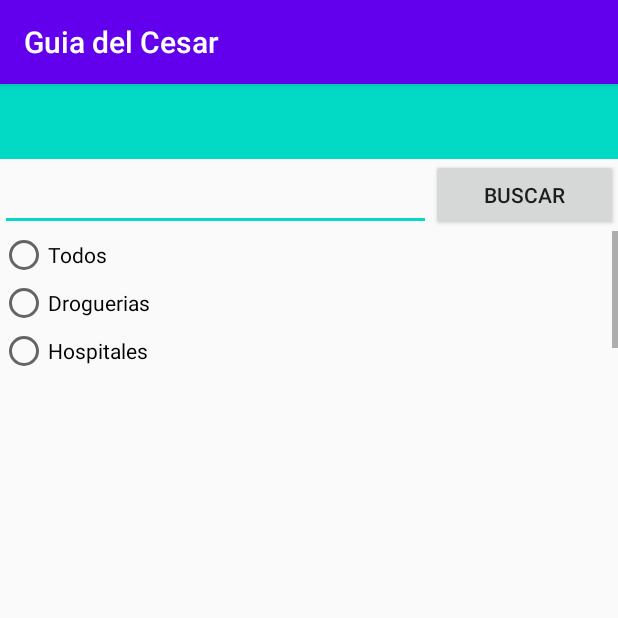
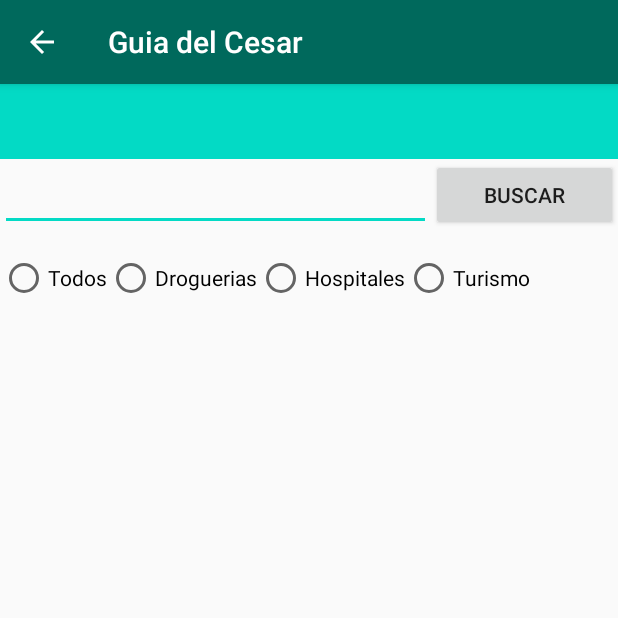
Before and after one commit to luismanueldiaz29/GuiaCesar, an Android app: the ServiciosPorMunicipio screen opened directly, with no data from a screen before it, on a phone screen of 412 x 824 dp, the top half of it. Run offline under Robolectric (Android 15) with nearby library versions, the phone set to English and light mode, and no system bars; our stand-ins replace Volley; network calls fail; Roboto replaces fonts that are not available here.

Commit message:
filtrado automatico y cambio en los colores

```diff
--- a/app/src/main/java/com/example/guiavalledupar/GUI/Municipio_Servicio.java
+++ b/app/src/main/java/com/example/guiavalledupar/GUI/Municipio_Servicio.java
@@ -4,6 +4,7 @@ import android.content.Intent;
 import android.os.Bundle;
 import android.view.View;
 
+import androidx.appcompat.app.ActionBar;
 import androidx.appcompat.app.AppCompatActivity;
 import androidx.recyclerview.widget.LinearLayoutManager;
 import androidx.recyclerview.widget.RecyclerView;
@@ -33,6 +34,10 @@ public class Municipio_Servicio extends AppCompatActivity {
     protected void onCreate(Bundle savedInstanceState) {
         super.onCreate(savedInstanceState);
         setContentView(R.layout.activity_municipio_servicio);
+
+        ActionBar actionBar = getSupportActionBar();
+        actionBar.setDisplayHomeAsUpEnabled(true);
+
         lista=findViewById(R.id.reciclerMApi);
         lista.setLayoutManager(new LinearLayoutManager(this));
         municipios= new ArrayList<MunicipioApi>();
--- a/app/src/main/java/com/example/guiavalledupar/GUI/ServiciosPorMunicipio.java
+++ b/app/src/main/java/com/example/guiavalledupar/GUI/ServiciosPorMunicipio.java
@@ -1,5 +1,6 @@
 package com.example.guiavalledupar.GUI;
 
+import androidx.appcompat.app.ActionBar;
 import androidx.appcompat.app.AppCompatActivity;
 import androidx.recyclerview.widget.LinearLayoutManager;
 import androidx.recyclerview.widget.RecyclerView;
@@ -9,6 +10,7 @@ import android.view.View;
 import android.widget.Button;
 import android.widget.EditText;
 import android.widget.RadioButton;
+import android.widget.RadioGroup;
 import android.widget.TextView;
 
 import com.android.volley.Request;
@@ -46,7 +48,7 @@ public class ServiciosPorMunicipio extends AppCompatActivity {
     private RadioButton radioTurismo;
     private RadioButton radioHospital;
     private RadioButton radioDrogueria;
-
+    private RadioGroup radioGroup;
     private String municipio;
     private String URL;
     private String URL2;
@@ -57,6 +59,10 @@ public class ServiciosPorMunicipio extends AppCompatActivity {
     protected void onCreate(Bundle savedInstanceState) {
         super.onCreate(savedInstanceState);
         setContentView(R.layout.activity_servicios);
+
+        ActionBar actionBar = getSupportActionBar();
+        actionBar.setDisplayHomeAsUpEnabled(true);
+
         setControls();
         layoutManager=new LinearLayoutManager(this);
         reciclerServices.setLayoutManager(layoutManager);
@@ -92,14 +98,50 @@ public class ServiciosPorMunicipio extends AppCompatActivity {
         }
 
         txtMuni.setText(municipio);
-        btnFiltrar.setOnClickListener(new View.OnClickListener() {
+        /*radioGroup = (RadioGroup) findViewById(R.id.radioGroup);
+        radioGroup.setOnClickListener(new View.OnClickListener() {
+            @Override
+            public void onClick(View v) {
+                filtrar();
+            }
+        });*/
+        clicked();
+        /*btnFiltrar.setOnClickListener(new View.OnClickListener() {
+            @Override
+            public void onClick(View v) {
+                filtrar();
+            }
+        });*/
+        queue = Volley.newRequestQueue(this);
+        llenarLista();
+    }
+
+    private void clicked(){
+        radioDrogueria.setOnClickListener(new View.OnClickListener() {
             @Override
             public void onClick(View v) {
                 filtrar();
             }
         });
-        queue = Volley.newRequestQueue(this);
-        llenarLista();
+        radioHospital.setOnClickListener(new View.OnClickListener() {
+            @Override
+            public void onClick(View v) {
+                filtrar();
+            }
+        });
+
+        radioTodos.setOnClickListener(new View.OnClickListener() {
+            @Override
+            public void onClick(View v) {
+                filtrar();
+            }
+        });
+        radioTurismo.setOnClickListener(new View.OnClickListener() {
+            @Override
+            public void onClick(View v) {
+                filtrar();
+            }
+        });
     }
 
     private void filtrar(){
--- a/app/src/main/res/layout/activity_servicios.xml
+++ b/app/src/main/res/layout/activity_servicios.xml
@@ -21,7 +21,8 @@
 
     <LinearLayout
         android:layout_width="match_parent"
-        android:layout_height="wrap_content">
+        android:layout_height="wrap_content"
+        android:orientation="horizontal">
 
 
         <EditText
@@ -45,7 +46,9 @@
 
     <ScrollView
         android:layout_width="match_parent"
-        android:layout_height="100dp">
+        android:layout_height="wrap_content"
+        android:layout_marginTop="@dimen/Borde"
+        android:layout_marginBottom="@dimen/Borde">
 
         <LinearLayout
             android:layout_width="match_parent"
@@ -53,39 +56,42 @@
             android:orientation="vertical">
 
             <RadioGroup
+                android:id="@+id/radioGroup"
                 android:layout_width="match_parent"
-                android:layout_height="match_parent">
+                android:layout_height="match_parent"
+                android:orientation="horizontal">
 
                 <RadioButton
                     android:id="@+id/radioTodos"
-                    android:layout_width="match_parent"
+                    android:layout_width="wrap_content"
                     android:layout_height="wrap_content"
                     android:text="@string/todosservice" />
 
                 <RadioButton
                     android:id="@+id/radioDrogueria"
-                    android:layout_width="match_parent"
+                    android:layout_width="wrap_content"
                     android:layout_height="wrap_content"
                     android:text="@string/drogueriaservice" />
 
                 <RadioButton
                     android:id="@+id/radioHospitales"
-                    android:layout_width="match_parent"
+                    android:layout_width="wrap_content"
                     android:layout_height="wrap_content"
                     android:text="@string/hospitalesservice" />
 
                 <RadioButton
                     android:id="@+id/radioTurismo"
-                    android:layout_width="match_parent"
+                    android:layout_width="wrap_content"
                     android:layout_height="wrap_content"
                     android:text="@string/turismoservice" />
 
             </RadioGroup>
+
         </LinearLayout>
     </ScrollView>
     <androidx.recyclerview.widget.RecyclerView
         android:id="@+id/listaHospitalesAPI"
         android:layout_width="match_parent"
-        android:layout_height="683dp" />
+        android:layout_height="match_parent" />
 
 </LinearLayout>
--- a/app/src/main/res/values/colors.xml
+++ b/app/src/main/res/values/colors.xml
@@ -1,7 +1,7 @@
 <?xml version="1.0" encoding="utf-8"?>
 <resources>
-    <color name="colorPrimary">#6200EE</color>
-    <color name="colorPrimaryDark">#3700B3</color>
+    <color name="colorPrimary">#00695C</color>
+    <color name="colorPrimaryDark">#1B9F8F</color>
     <color name="colorAccent">#03DAC5</color>
     <!-- Primary color for the editor -->
     <color name="editorColorPrimary">#2D3640</color>
```
Also changed, not shown: app/src/main/AndroidManifest.xml (+16 -4 lines), app/src/main/java/com/example/guiavalledupar/Adapters/AdapterServiceApiExpandable.java (+4 -3 lines), app/src/main/res/layout/item_service_expandable.xml (+64 -50 lines).
